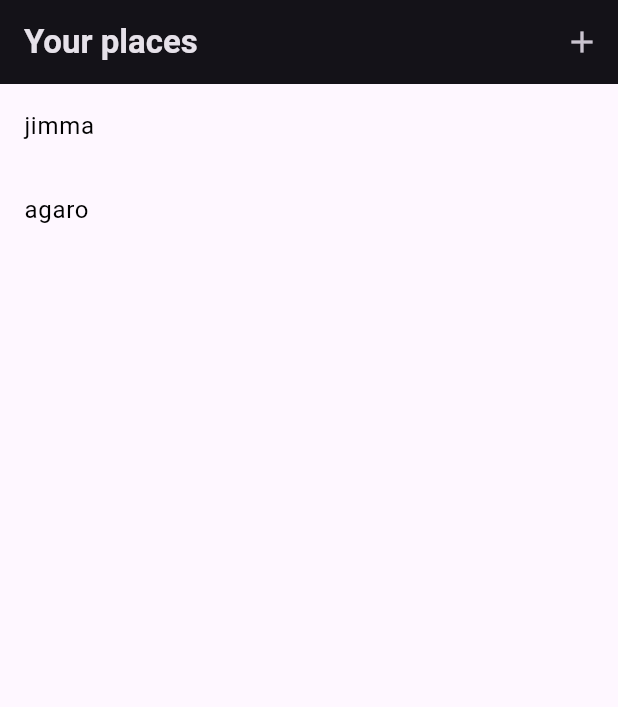
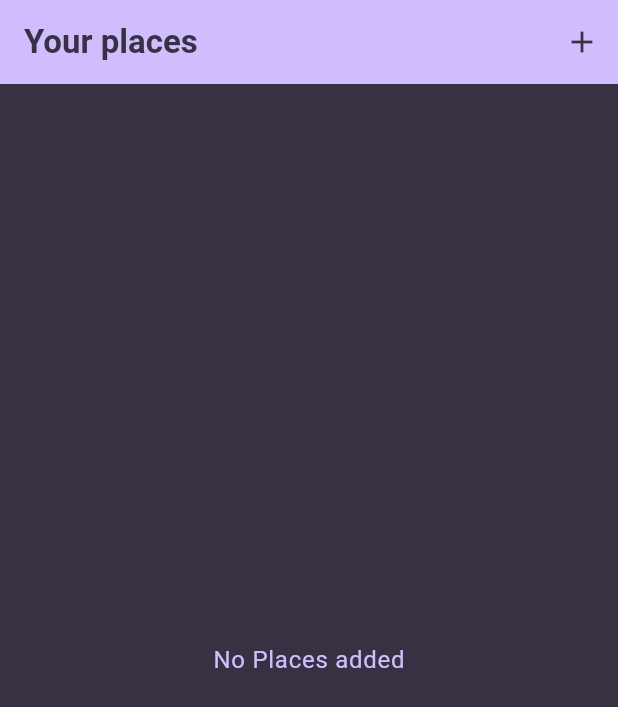
Before and after one commit to AnexDev1/favplace, a Flutter app: the screen it shows after launch, on a phone screen of 412 x 824 dp. Shown: the top 707 px of the screen. Run offline on Flutter 3.47's test engine with Material 3 defaults, Android fonts, the phone set to English and light mode, and no system bars; our stand-ins replace flutter_riverpod, google_fonts.

Commit message:
implemented riverpod and custom theme

```diff
--- a/lib/main.dart
+++ b/lib/main.dart
@@ -1,16 +1,21 @@
 import 'package:flutter/material.dart';
+import 'package:flutter_riverpod/flutter_riverpod.dart';
 
 import 'package:google_fonts/google_fonts.dart';
-import 'package:favplace/screens/mainPage.dart';
+import 'package:favplace/screens/places.dart';
 
 final colorScheme = ColorScheme.fromSeed(
   brightness: Brightness.dark,
   seedColor: const Color.fromARGB(255, 102, 6, 247),
-  primaryContainer: const Color.fromARGB(255, 56, 49, 66),
+  onSurface: const Color.fromARGB(255, 56, 49, 66),
 );
 
 final theme = ThemeData().copyWith(
+  scaffoldBackgroundColor: colorScheme.onSurface,
   colorScheme: colorScheme,
+  appBarTheme: AppBarTheme(
+      color: colorScheme.primary,
+      actionsIconTheme: IconThemeData(color: colorScheme.onSurface)),
   textTheme: GoogleFonts.ubuntuCondensedTextTheme().copyWith(
     titleSmall: GoogleFonts.ubuntuCondensed(
       fontWeight: FontWeight.bold,
@@ -26,7 +31,7 @@ final theme = ThemeData().copyWith(
 
 void main() {
   runApp(
-    const MyApp(),
+    const ProviderScope(child: MyApp()),
   );
 }
 
@@ -38,7 +43,7 @@ class MyApp extends StatelessWidget {
     return MaterialApp(
       title: 'Great Places',
       theme: theme,
-      home: MainPage(),
+      home: PlacesScreen(),
     );
   }
 }
--- /dev/null
+++ b/lib/models/place_model.dart
@@ -0,0 +1,9 @@
+import 'package:uuid/uuid.dart';
+
+const uuid = Uuid();
+
+class Place {
+  Place({required this.title}) : id = uuid.v4();
+  final String id;
+  final String title;
+}
--- /dev/null
+++ b/lib/providers/user_places.dart
@@ -0,0 +1,17 @@
+import 'package:favplace/models/place_model.dart';
+import 'package:flutter_riverpod/flutter_riverpod.dart';
+
+class UserPlacesNotifier extends StateNotifier<List<Place>> {
+  UserPlacesNotifier() : super(const []);
+
+  void addPlace(String title) {
+    final newPlace = Place(title: title);
+
+    state = [newPlace, ...state];
+  }
+}
+
+final UserPlacesProvider =
+    StateNotifierProvider<UserPlacesNotifier, List<Place>>(
+  (ref) => UserPlacesNotifier(),
+);
--- a/lib/screens/mainPage.dart
+++ /dev/null
@@ -1,52 +0,0 @@
-import 'package:favplace/screens/newPlace.dart';
-import 'package:favplace/screens/placeDetail.dart';
-import 'package:flutter/material.dart';
-
-class MainPage extends StatefulWidget {
-  const MainPage({super.key});
-
-  @override
-  State<MainPage> createState() => _MainPageState();
-}
-
-class _MainPageState extends State<MainPage> {
-  List<String> placeList = ['jimma', 'agaro'];
-  @override
-  Widget build(BuildContext context) {
-    return Scaffold(
-      appBar: AppBar(
-        title: const Text('Your places'),
-        actions: [
-          IconButton(
-              onPressed: () async {
-                final placeName = await Navigator.of(context).push(
-                  MaterialPageRoute(
-                    builder: (ctx) => NewPlace(),
-                  ),
-                );
-                setState(() {
-                  placeList.add(placeName);
-                });
-              },
-              icon: const Icon(Icons.add))
-        ],
-      ),
-      body: ListView.builder(
-          itemCount: placeList.length,
-          itemBuilder: (ctx, index) {
-            return ListTile(
-              title: Text(
-                placeList[index],
-                style: const TextStyle(color: Colors.black),
-              ),
-              onTap: () {
-                Navigator.of(context).push(MaterialPageRoute(
-                    builder: (context) => PlaceDetail(
-                          placeTitle: placeList[index],
-                        )));
-              },
-            );
-          }),
-    );
-  }
-}
--- /dev/null
+++ b/lib/screens/places.dart
@@ -0,0 +1,32 @@
+import 'package:favplace/models/place_model.dart';
+import 'package:favplace/providers/user_places.dart';
+import 'package:favplace/screens/new_place.dart';
+import 'package:favplace/widgets/places_list.dart';
+import 'package:flutter/material.dart';
+import 'package:flutter_riverpod/flutter_riverpod.dart';
+
+class PlacesScreen extends ConsumerWidget {
+  const PlacesScreen({super.key});
+
+  @override
+  Widget build(BuildContext context, WidgetRef ref) {
+    final userPlaces = ref.watch(UserPlacesProvider);
+    return Scaffold(
+      appBar: AppBar(
+        title: const Text('Your places'),
+        actions: [
+          IconButton(
+              onPressed: () {
+                Navigator.of(context).push(
+                  MaterialPageRoute(
+                    builder: (ctx) => NewPlace(),
+                  ),
+                );
+              },
+              icon: const Icon(Icons.add))
+        ],
+      ),
+      body: PlacesList(userPlaces),
+    );
+  }
+}
--- /dev/null
+++ b/lib/widgets/places_list.dart
@@ -0,0 +1,50 @@
+import 'package:favplace/models/place_model.dart';
+import 'package:favplace/screens/places_detail.dart';
+import 'package:flutter/material.dart';
+
+class PlacesList extends StatefulWidget {
+  const PlacesList(
+    this.places, {
+    super.key,
+  });
+  final List<Place> places;
+
+  @override
+  State<PlacesList> createState() => _PlacesListState();
+}
+
+class _PlacesListState extends State<PlacesList> {
+  @override
+  Widget build(BuildContext context) {
+    if (widget.places.isEmpty) {
+      return Center(
+        child: Text(
+          'No Places added',
+          style: Theme.of(context)
+              .textTheme
+              .bodyLarge!
+              .copyWith(color: Theme.of(context).colorScheme.primary),
+        ),
+      );
+    }
+    return ListView.builder(
+        itemCount: widget.places.length,
+        itemBuilder: (ctx, index) {
+          return ListTile(
+            title: Text(
+              widget.places[index].title,
+              style: Theme.of(context)
+                  .textTheme
+                  .titleMedium!
+                  .copyWith(color: Theme.of(context).colorScheme.primary),
+            ),
+            onTap: () {
+              Navigator.of(context).push(MaterialPageRoute(
+                  builder: (context) => PlaceDetail(
+                        placeTitle: widget.places[index].title,
+                      )));
+            },
+          );
+        });
+  }
+}
--- a/pubspec.yaml
+++ b/pubspec.yaml
@@ -9,7 +9,9 @@ environment:
 dependencies:
   flutter:
     sdk: flutter
+  flutter_riverpod: ^2.5.1
   google_fonts: ^6.2.1
+  uuid: ^4.4.0
 
 dev_dependencies:
   flutter_test:
```
Also changed, not shown: lib/screens/newPlace.dart (deleted, +0 -44 lines), lib/screens/new_place.dart (added, +68 -0 lines), lib/screens/places_detail.dart (renamed from lib/screens/placeDetail.dart), pubspec.lock.
